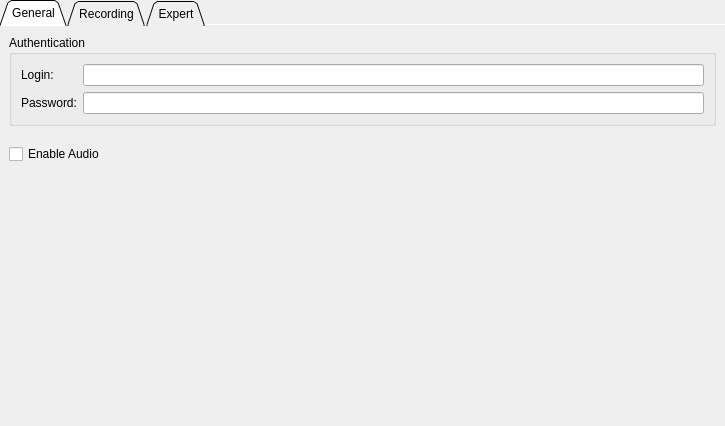
First picture: the form in client/src/ui/widgets/properties/multiple_camera_settings_widget.ui, repository networkoptix/nx_open, before the edit.
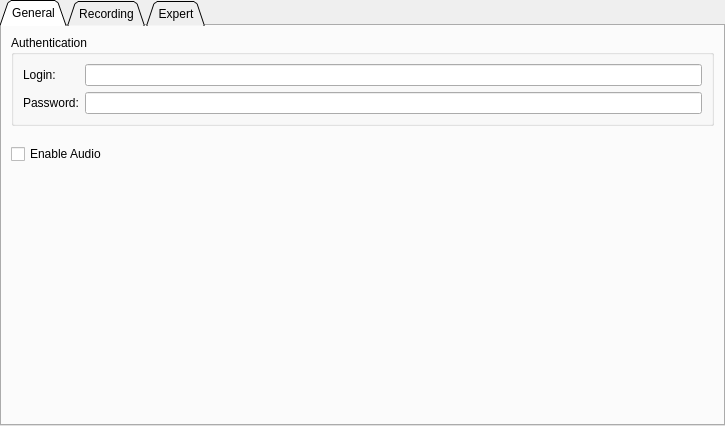
Second picture: the form after the edit. Custom widgets are drawn as their Qt base class.

Commit message:
Remove documentMode flag from tab widgets.
<==== Mercurial data ====>
Branch: new_style

The edit to the form file:
```diff
--- a/client/src/ui/widgets/properties/multiple_camera_settings_widget.ui
+++ b/client/src/ui/widgets/properties/multiple_camera_settings_widget.ui
@@ -31,9 +31,6 @@
      <property name="currentIndex">
       <number>0</number>
      </property>
-     <property name="documentMode">
-      <bool>true</bool>
-     </property>
      <widget class="QWidget" name="tabGeneral">
       <attribute name="title">
        <string>General</string>
```
The commit also changes 4 other files.
